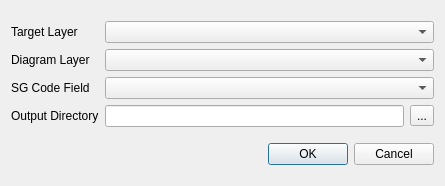
Above: download_dialog_base.ui from kartoza/sg-diagram-downloader before the change. Below: the same form after it.
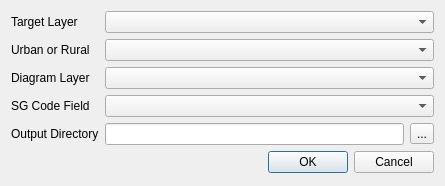
That is the form after the change.

Commit message: Add combo box rural or urban.

```diff
--- a/download_dialog_base.ui
+++ b/download_dialog_base.ui
@@ -23,37 +23,37 @@
        </property>
       </widget>
      </item>
-     <item row="2" column="1">
-      <widget class="QComboBox" name="sg_code_field"/>
+     <item row="3" column="1">
+      <widget class="QComboBox" name="combo_box_sg_code_field"/>
      </item>
      <item row="0" column="1">
       <widget class="QComboBox" name="target_layer"/>
      </item>
-     <item row="1" column="1">
-      <widget class="QComboBox" name="diagram_layer"/>
+     <item row="2" column="1">
+      <widget class="QComboBox" name="combo_box_diagram_layer"/>
      </item>
-     <item row="1" column="0">
+     <item row="2" column="0">
       <widget class="QLabel" name="label_diagram_layer">
        <property name="text">
         <string>Diagram Layer</string>
        </property>
       </widget>
      </item>
-     <item row="3" column="0">
+     <item row="4" column="0">
       <widget class="QLabel" name="label_ouput_directory">
        <property name="text">
         <string>Output Directory</string>
        </property>
       </widget>
      </item>
-     <item row="2" column="0">
+     <item row="3" column="0">
       <widget class="QLabel" name="label_sg_code_field">
        <property name="text">
         <string>SG Code Field</string>
        </property>
       </widget>
      </item>
-     <item row="3" column="1">
+     <item row="4" column="1">
       <layout class="QHBoxLayout" name="horizontalLayout">
        <item>
         <widget class="QLineEdit" name="output_directory"/>
@@ -67,6 +67,16 @@
        </item>
       </layout>
      </item>
+     <item row="1" column="0">
+      <widget class="QLabel" name="label_urban_or_rural">
+       <property name="text">
+        <string>Urban or Rural</string>
+       </property>
+      </widget>
+     </item>
+     <item row="1" column="1">
+      <widget class="QComboBox" name="combo_box_urban_or_rural"/>
+     </item>
     </layout>
    </item>
    <item row="1" column="0">
```
Left out of the diff: 2 changed lines with no effect on the pictures. The commit also changes 1 other file.
